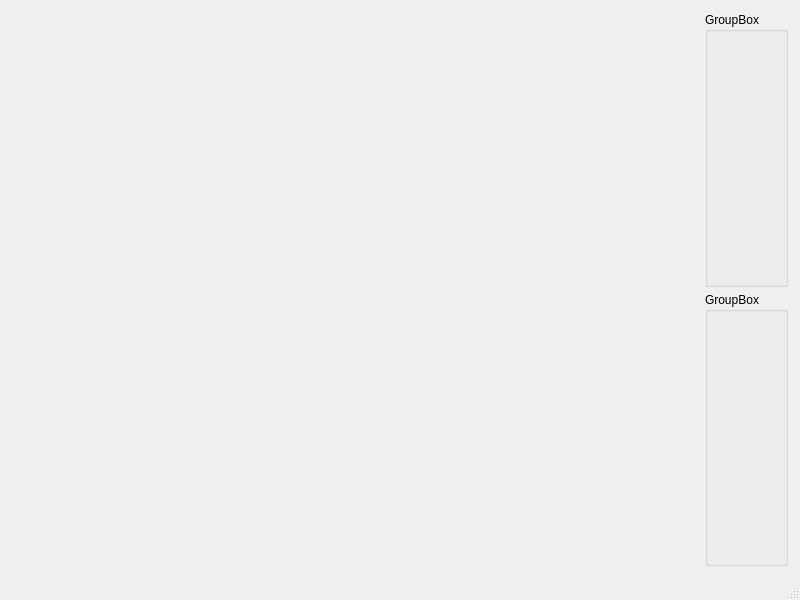
Qt form ui/mainwindow.ui (mainConfetti/Flock) before a commit.
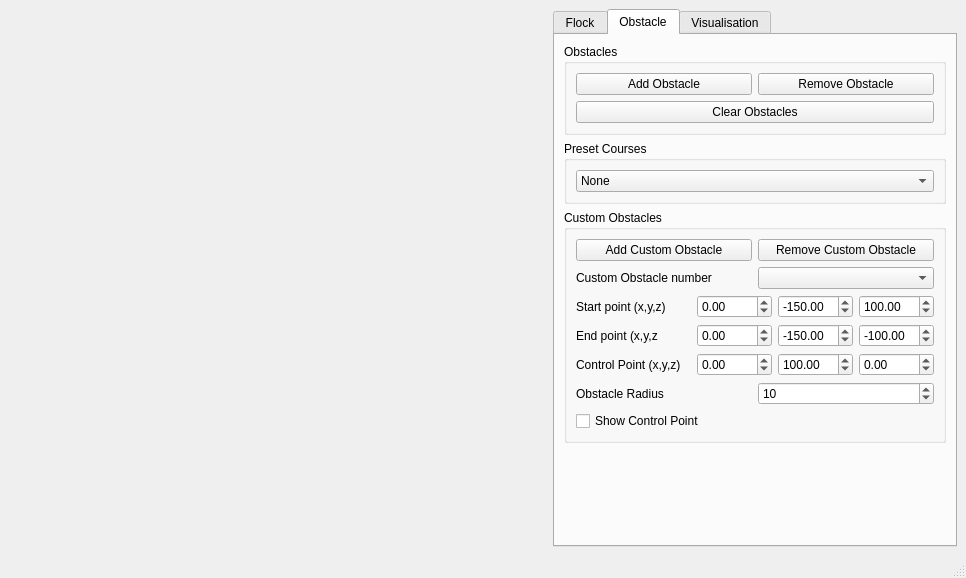
The same form after that commit. The open tabs and pages were chosen to show the change.

The edit to the form file:
```diff
--- a/ui/mainwindow.ui
+++ b/ui/mainwindow.ui
@@ -6,8 +6,8 @@
    <rect>
     <x>0</x>
     <y>0</y>
-    <width>800</width>
-    <height>600</height>
+    <width>966</width>
+    <height>578</height>
    </rect>
   </property>
   <property name="windowTitle">
@@ -15,35 +15,6 @@
   </property>
   <widget class="QWidget" name="centralwidget">
    <layout class="QGridLayout" name="s_mainWindowGridLayout">
-    <property name="leftMargin">
-     <number>12</number>
-    </property>
-    <property name="topMargin">
-     <number>12</number>
-    </property>
-    <property name="rightMargin">
-     <number>12</number>
-    </property>
-    <property name="bottomMargin">
-     <number>12</number>
-    </property>
-    <property name="spacing">
-     <number>5</number>
-    </property>
-    <item row="0" column="1">
-     <widget class="QGroupBox" name="s_transformGB">
-      <property name="title">
-       <string>GroupBox</string>
-      </property>
-     </widget>
-    </item>
-    <item row="1" column="1">
-     <widget class="QGroupBox" name="s_drawGB">
-      <property name="title">
-       <string>GroupBox</string>
-      </property>
-     </widget>
-    </item>
     <item row="0" column="0">
      <spacer name="horizontalSpacer">
       <property name="orientation">
@@ -57,6 +28,666 @@
       </property>
      </spacer>
     </item>
+    <item row="0" column="2">
+     <widget class="QTabWidget" name="m_optionsTabWidget">
+      <property name="enabled">
+       <bool>true</bool>
+      </property>
+      <property name="currentIndex">
+       <number>0</number>
+      </property>
+      <property name="usesScrollButtons">
+       <bool>true</bool>
+      </property>
+      <property name="documentMode">
+       <bool>false</bool>
+      </property>
+      <property name="tabsClosable">
+       <bool>false</bool>
+      </property>
+      <property name="movable">
+       <bool>false</bool>
+      </property>
+      <property name="tabBarAutoHide">
+       <bool>false</bool>
+      </property>
+      <widget class="QWidget" name="m_flockTab">
+       <property name="toolTip">
+        <string/>
+       </property>
+       <attribute name="title">
+        <string>Flock</string>
+       </attribute>
+       <layout class="QGridLayout" name="gridLayout_4">
+        <item row="1" column="0">
+         <widget class="QGroupBox" name="m_BehaviourOptions">
+          <property name="title">
+           <string>Boid Behaviours</string>
+          </property>
+          <layout class="QGridLayout" name="gridLayout">
+           <item row="5" column="0">
+            <widget class="QCheckBox" name="m_fov">
+             <property name="text">
+              <string>Field of View</string>
+             </property>
+            </widget>
+           </item>
+           <item row="1" column="2">
+            <widget class="QSlider" name="m_separation">
+             <property name="maximum">
+              <number>500</number>
+             </property>
+             <property name="value">
+              <number>100</number>
+             </property>
+             <property name="orientation">
+              <enum>Qt::Horizontal</enum>
+             </property>
+            </widget>
+           </item>
+           <item row="2" column="2">
+            <widget class="QSlider" name="m_alignment">
+             <property name="maximum">
+              <number>500</number>
+             </property>
+             <property name="value">
+              <number>50</number>
+             </property>
+             <property name="orientation">
+              <enum>Qt::Horizontal</enum>
+             </property>
+            </widget>
+           </item>
+           <item row="0" column="0">
+            <widget class="QLabel" name="m_cohesionLabel">
+             <property name="text">
+              <string>Cohesion</string>
+             </property>
+            </widget>
+           </item>
+           <item row="1" column="0">
+            <widget class="QLabel" name="m_spearatioLabel">
+             <property name="text">
+              <string>Separation</string>
+             </property>
+            </widget>
+           </item>
+           <item row="2" column="0">
+            <widget class="QLabel" name="m_alignLabel">
+             <property name="text">
+              <string>Alignment</string>
+             </property>
+            </widget>
+           </item>
+           <item row="3" column="0">
+            <widget class="QLabel" name="m_speedLabel">
+             <property name="text">
+              <string>Speed</string>
+             </property>
+            </widget>
+           </item>
+           <item row="3" column="2">
+            <widget class="QSlider" name="m_speed">
+             <property name="maximum">
+              <number>50</number>
+             </property>
+             <property name="singleStep">
+              <number>1</number>
+             </property>
+             <property name="value">
+              <number>5</number>
+             </property>
+             <property name="sliderPosition">
+              <number>5</number>
+             </property>
+             <property name="orientation">
+              <enum>Qt::Horizontal</enum>
+             </property>
+            </widget>
+           </item>
+           <item row="0" column="2">
+            <widget class="QSlider" name="m_cohesion">
+             <property name="maximum">
+              <number>500</number>
+             </property>
+             <property name="value">
+              <number>200</number>
+             </property>
+             <property name="orientation">
+              <enum>Qt::Horizontal</enum>
+             </property>
+            </widget>
+           </item>
+           <item row="6" column="2">
+            <widget class="QSpinBox" name="m_fovAngle">
+             <property name="maximum">
+              <number>180</number>
+             </property>
+             <property name="value">
+              <number>100</number>
+             </property>
+            </widget>
+           </item>
+           <item row="6" column="0">
+            <widget class="QLabel" name="m_fovAngleLabel">
+             <property name="text">
+              <string>Field of View Angle</string>
+             </property>
+            </widget>
+           </item>
+           <item row="4" column="0">
+            <widget class="QLabel" name="m_massLabel">
+             <property name="text">
+              <string>Mass</string>
+             </property>
+            </widget>
+           </item>
+           <item row="4" column="2">
+            <widget class="QSlider" name="m_mass">
+             <property name="minimum">
+              <number>1</number>
+             </property>
+             <property name="maximum">
+              <number>30</number>
+             </property>
+             <property name="value">
+              <number>15</number>
+             </property>
+             <property name="orientation">
+              <enum>Qt::Horizontal</enum>
+             </property>
+            </widget>
+           </item>
+          </layout>
+          <zorder>m_cohesion</zorder>
+          <zorder>m_separation</zorder>
+          <zorder>m_alignment</zorder>
+          <zorder>m_cohesionLabel</zorder>
+          <zorder>m_spearatioLabel</zorder>
+          <zorder>m_alignLabel</zorder>
+          <zorder>m_speedLabel</zorder>
+          <zorder>m_speed</zorder>
+          <zorder>m_fov</zorder>
+          <zorder>m_fovAngleLabel</zorder>
+          <zorder>m_fovAngle</zorder>
+          <zorder>m_massLabel</zorder>
+          <zorder>m_mass</zorder>
+         </widget>
+        </item>
+        <item row="0" column="0">
+         <widget class="QGroupBox" name="m_flockOptions">
+          <property name="title">
+           <string>Flock</string>
+          </property>
+          <layout class="QGridLayout" name="gridLayout_3">
+           <item row="0" column="0">
+            <widget class="QPushButton" name="m_addBoid">
+             <property name="text">
+              <string>Add Boid</string>
+             </property>
+            </widget>
+           </item>
+           <item row="0" column="1">
+            <widget class="QCheckBox" name="m_leader">
+             <property name="text">
+              <string>Leader</string>
+             </property>
+            </widget>
+           </item>
+           <item row="3" column="1">
+            <widget class="QPushButton" name="m_newFlock">
+             <property name="text">
+              <string>Create New Flock</string>
+             </property>
+            </widget>
+           </item>
+           <item row="3" column="0">
+            <widget class="QSpinBox" name="m_flockCount">
+             <property name="minimum">
+              <number>1</number>
+             </property>
+             <property name="maximum">
+              <number>500</number>
+             </property>
+             <property name="value">
+              <number>1</number>
+             </property>
+            </widget>
+           </item>
+           <item row="2" column="1">
+            <widget class="QCheckBox" name="m_predator">
+             <property name="text">
+              <string>Predator</string>
+             </property>
+            </widget>
+           </item>
+           <item row="1" column="1">
+            <widget class="QCheckBox" name="m_steer">
+             <property name="text">
+              <string>Steerable Leader</string>
+             </property>
+            </widget>
+           </item>
+           <item row="1" column="0">
+            <widget class="QPushButton" name="m_removeBoid">
+             <property name="text">
+              <string>Remove Boid</string>
+             </property>
+            </widget>
+           </item>
+          </layout>
+         </widget>
+        </item>
+       </layout>
+      </widget>
+      <widget class="QWidget" name="m_obstacleTab">
+       <attribute name="title">
+        <string>Obstacle</string>
+       </attribute>
+       <layout class="QGridLayout" name="gridLayout_5">
+        <item row="1" column="0">
+         <widget class="QGroupBox" name="m_presetObstacleOptions">
+          <property name="title">
+           <string>Preset Courses</string>
+          </property>
+          <layout class="QGridLayout" name="gridLayout_7">
+           <item row="0" column="0">
+            <widget class="QComboBox" name="m_presetObstacles">
+             <property name="currentText">
+              <string>None</string>
+             </property>
+             <item>
+              <property name="text">
+               <string>None</string>
+              </property>
+             </item>
+             <item>
+              <property name="text">
+               <string>Crecents</string>
+              </property>
+             </item>
+             <item>
+              <property name="text">
+               <string>Horn</string>
+              </property>
+             </item>
+             <item>
+              <property name="text">
+               <string>Boromean Rings</string>
+              </property>
+             </item>
+             <item>
+              <property name="text">
+               <string>Wavey Tunnel</string>
+              </property>
+             </item>
+            </widget>
+           </item>
+          </layout>
+         </widget>
+        </item>
+        <item row="2" column="0">
+         <widget class="QGroupBox" name="m_customObstacleOptions">
+          <property name="title">
+           <string>Custom Obstacles</string>
+          </property>
+          <layout class="QGridLayout" name="gridLayout_2">
+           <item row="6" column="0">
+            <widget class="QLabel" name="obstacleradius">
+             <property name="text">
+              <string>Obstacle Radius</string>
+             </property>
+            </widget>
+           </item>
+           <item row="1" column="1">
+            <widget class="QComboBox" name="m_customObstacle">
+             <property name="maxCount">
+              <number>10</number>
+             </property>
+            </widget>
+           </item>
+           <item row="1" column="0">
+            <widget class="QLabel" name="label">
+             <property name="text">
+              <string>Custom Obstacle number</string>
+             </property>
+            </widget>
+           </item>
+           <item row="3" column="0" colspan="2">
+            <layout class="QHBoxLayout" name="horizontalLayout_2">
+             <property name="topMargin">
+              <number>0</number>
+             </property>
+             <item>
+              <widget class="QLabel" name="label_3">
+               <property name="text">
+                <string>End point (x,y,z</string>
+               </property>
+              </widget>
+             </item>
+             <item>
+              <spacer name="horizontalSpacer_4">
+               <property name="orientation">
+                <enum>Qt::Horizontal</enum>
+               </property>
+               <property name="sizeHint" stdset="0">
+                <size>
+                 <width>20</width>
+                 <height>20</height>
+                </size>
+               </property>
+              </spacer>
+             </item>
+             <item>
+              <widget class="QDoubleSpinBox" name="m_customEndX">
+               <property name="minimum">
+                <double>-1000.000000000000000</double>
+               </property>
+               <property name="maximum">
+                <double>1000.000000000000000</double>
+               </property>
+               <property name="singleStep">
+                <double>2.000000000000000</double>
+               </property>
+               <property name="value">
+                <double>0.000000000000000</double>
+               </property>
+              </widget>
+             </item>
+             <item>
+              <widget class="QDoubleSpinBox" name="m_customEndY">
+               <property name="minimum">
+                <double>-1000.000000000000000</double>
+               </property>
+               <property name="maximum">
+                <double>1000.000000000000000</double>
+               </property>
+               <property name="singleStep">
+                <double>2.000000000000000</double>
+               </property>
+               <property name="value">
+                <double>-150.000000000000000</double>
+               </property>
+              </widget>
+             </item>
+             <item>
+              <widget class="QDoubleSpinBox" name="m_customEndZ">
+               <property name="minimum">
+                <double>-1000.000000000000000</double>
+               </property>
+               <property name="maximum">
+                <double>1000.000000000000000</double>
+               </property>
+               <property name="singleStep">
+                <double>2.000000000000000</double>
+               </property>
+               <property name="value">
+                <double>-100.000000000000000</double>
+               </property>
+              </widget>
+             </item>
+            </layout>
+           </item>
+           <item row="2" column="0" colspan="2">
+            <layout class="QHBoxLayout" name="horizontalLayout">
+             <property name="topMargin">
+              <number>0</number>
+             </property>
+             <item>
+              <widget class="QLabel" name="label_2">
+               <property name="text">
+                <string>Start point (x,y,z)</string>
+               </property>
+              </widget>
+             </item>
+             <item>
+              <spacer name="horizontalSpacer_5">
+               <property name="orientation">
+                <enum>Qt::Horizontal</enum>
+               </property>
+               <property name="sizeHint" stdset="0">
+                <size>
+                 <width>10</width>
+                 <height>20</height>
+                </size>
+               </property>
+              </spacer>
+             </item>
+             <item>
+              <widget class="QDoubleSpinBox" name="m_customStartX">
+               <property name="minimum">
+                <double>-1000.000000000000000</double>
+               </property>
+               <property name="maximum">
+                <double>1000.000000000000000</double>
+               </property>
+               <property name="singleStep">
+                <double>2.000000000000000</double>
+               </property>
+              </widget>
+             </item>
+             <item>
+              <widget class="QDoubleSpinBox" name="m_customStartY">
+               <property name="minimum">
+                <double>-1000.000000000000000</double>
+               </property>
+               <property name="maximum">
+                <double>1000.000000000000000</double>
+               </property>
+               <property name="singleStep">
+                <double>2.000000000000000</double>
+               </property>
+               <property name="value">
+                <double>-150.000000000000000</double>
+               </property>
+              </widget>
+             </item>
+             <item>
+              <widget class="QDoubleSpinBox" name="m_customStartZ">
+               <property name="minimum">
+                <double>-1000.000000000000000</double>
+               </property>
+               <property name="maximum">
+                <double>1000.000000000000000</double>
+               </property>
+               <property name="singleStep">
+                <double>2.000000000000000</double>
+               </property>
+               <property name="value">
+                <double>100.000000000000000</double>
+               </property>
+              </widget>
+             </item>
+            </layout>
+           </item>
+           <item row="4" column="0" colspan="2">
+            <layout class="QHBoxLayout" name="horizontalLayout_3">
+             <property name="topMargin">
+              <number>0</number>
+             </property>
+             <item>
+              <widget class="QLabel" name="label_4">
+               <property name="text">
+                <string>Control Point (x,y,z)</string>
+               </property>
+              </widget>
+             </item>
+             <item>
+              <spacer name="horizontalSpacer_6">
+               <property name="orientation">
+                <enum>Qt::Horizontal</enum>
+               </property>
+               <property name="sizeHint" stdset="0">
+                <size>
+                 <width>10</width>
+                 <height>20</height>
+                </size>
+               </property>
+              </spacer>
+             </item>
+             <item>
+              <widget class="QDoubleSpinBox" name="m_customCtrlX">
+               <property name="minimum">
+                <double>-1000.000000000000000</double>
+               </property>
+               <property name="maximum">
+                <double>1000.000000000000000</double>
+               </property>
+               <property name="singleStep">
+                <double>2.000000000000000</double>
+               </property>
+              </widget>
+             </item>
+             <item>
+              <widget class="QDoubleSpinBox" name="m_customCtrlY">
+               <property name="minimum">
+                <double>-1000.000000000000000</double>
+               </property>
+               <property name="maximum">
+                <double>1000.000000000000000</double>
+               </property>
+               <property name="singleStep">
+                <double>2.000000000000000</double>
+               </property>
+               <property name="value">
+                <double>100.000000000000000</double>
+               </property>
+              </widget>
+             </item>
+             <item>
+              <widget class="QDoubleSpinBox" name="m_customCtrlZ">
+               <property name="minimum">
+                <double>-1000.000000000000000</double>
+               </property>
+               <property name="maximum">
+                <double>1000.000000000000000</double>
+               </property>
+               <property name="singleStep">
+                <double>2.000000000000000</double>
+               </property>
+              </widget>
+             </item>
+            </layout>
+           </item>
+           <item row="0" column="1">
+            <widget class="QPushButton" name="m_removeCustomObstacle">
+             <property name="text">
+              <string>Remove Custom Obstacle</string>
+             </property>
+            </widget>
+           </item>
+           <item row="0" column="0">
+            <widget class="QPushButton" name="m_addCustomObstacle">
+             <property name="text">
+              <string>Add Custom Obstacle</string>
+             </property>
+            </widget>
+           </item>
+           <item row="8" column="0">
+            <widget class="QCheckBox" name="m_showCtrlPoints">
+             <property name="text">
+              <string>Show Control Point</string>
+             </property>
+            </widget>
+           </item>
+           <item row="6" column="1">
+            <widget class="QSpinBox" name="m_customObsRad">
+             <property name="value">
+              <number>10</number>
+             </property>
+            </widget>
+           </item>
+          </layout>
+         </widget>
+        </item>
+        <item row="0" column="0">
+         <widget class="QGroupBox" name="m_obstacleOptions">
+          <property name="title">
+           <string>Obstacles</string>
+          </property>
+          <layout class="QGridLayout" name="gridLayout_6">
+           <item row="1" column="0" colspan="2">
+            <widget class="QPushButton" name="m_clearObstacle">
+             <property name="text">
+              <string>Clear Obstacles</string>
+             </property>
+            </widget>
+           </item>
+           <item row="0" column="1">
+            <widget class="QPushButton" name="m_removeObstacle">
+             <property name="text">
+              <string>Remove Obstacle</string>
+             </property>
+            </widget>
+           </item>
+           <item row="0" column="0">
+            <widget class="QPushButton" name="m_addObstacle">
+             <property name="text">
+              <string>Add Obstacle</string>
+             </property>
+            </widget>
+           </item>
+          </layout>
+         </widget>
+        </item>
+        <item row="3" column="0">
+         <spacer name="verticalSpacer">
+          <property name="orientation">
+           <enum>Qt::Vertical</enum>
+          </property>
+          <property name="sizeHint" stdset="0">
+           <size>
+            <width>20</width>
+            <height>40</height>
+           </size>
+          </property>
+         </spacer>
+        </item>
+       </layout>
+      </widget>
+      <widget class="QWidget" name="m_visTab">
+       <attribute name="title">
+        <string>Visualisation</string>
+       </attribute>
+       <layout class="QFormLayout" name="formLayout">
+        <item row="0" column="1">
+         <widget class="QCheckBox" name="m_visOctree">
+          <property name="text">
+           <string>Visualise Octree</string>
+          </property>
+         </widget>
+        </item>
+        <item row="1" column="1">
+         <widget class="QCheckBox" name="m_tails">
+          <property name="text">
+           <string>Trails</string>
+          </property>
+         </widget>
+        </item>
+        <item row="2" column="1">
+         <widget class="QCheckBox" name="m_pov">
+          <property name="text">
+           <string>Point of View</string>
+          </property>
+         </widget>
+        </item>
+       </layout>
+      </widget>
+     </widget>
+    </item>
+    <item row="0" column="1">
+     <spacer name="horizontalSpacer_2">
+      <property name="orientation">
+       <enum>Qt::Horizontal</enum>
+      </property>
+      <property name="sizeHint" stdset="0">
+       <size>
+        <width>40</width>
+        <height>20</height>
+       </size>
+      </property>
+     </spacer>
+    </item>
    </layout>
   </widget>
   <widget class="QMenuBar" name="menubar">
```
Left out of the diff: 4 changed lines with no effect on the pictures.
